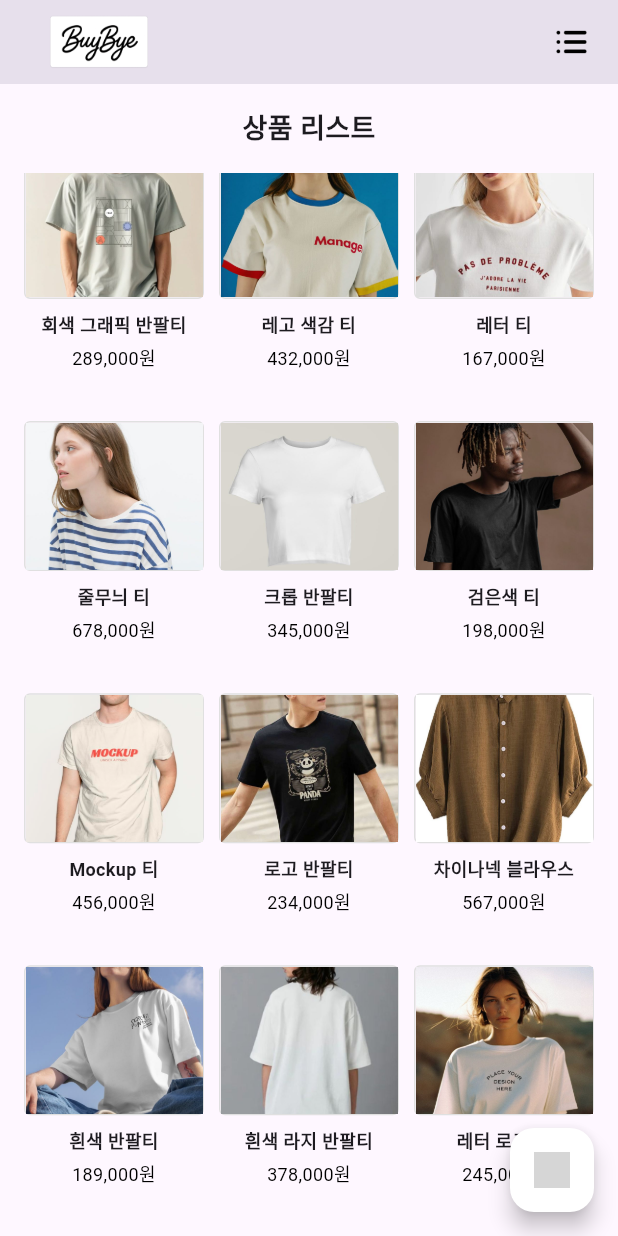
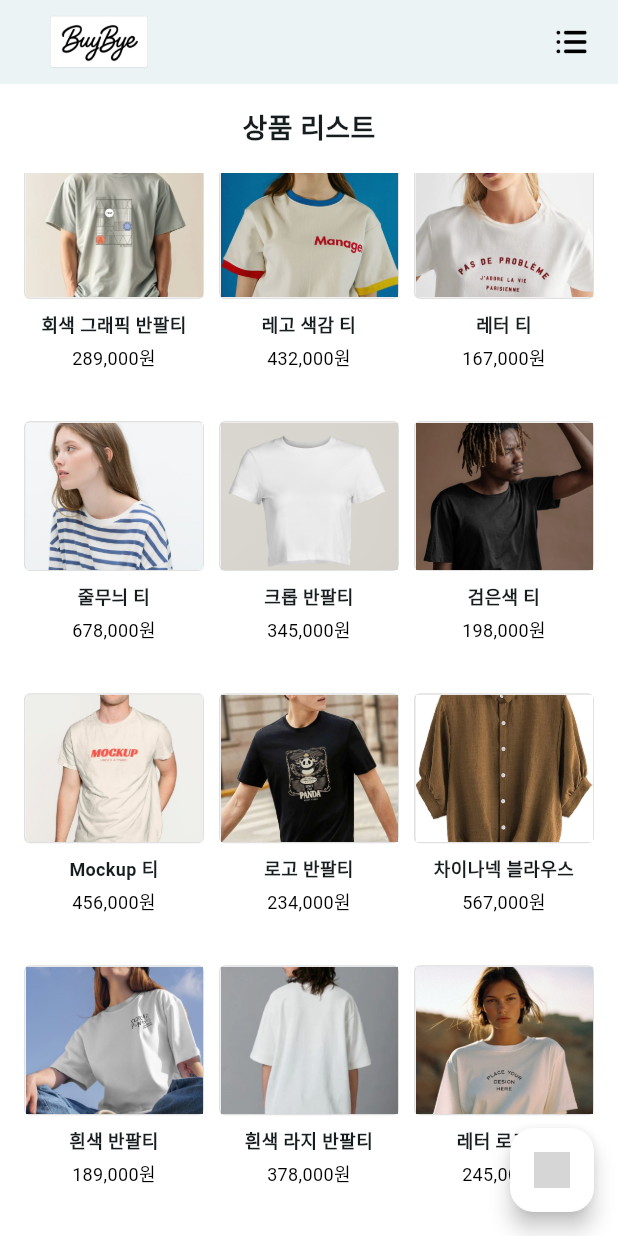
Before and after one commit to Metachive/buybye, a Flutter app: the screen it shows after launch, scrolled down 576 dp, on a phone screen of 412 x 824 dp. Run offline on Flutter 3.47's test engine with Material 3 defaults, Android fonts, the phone set to English and light mode, and no system bars; our stand-ins replace image_picker; grey boxes are pictures that could not be loaded.

Commit message:
fix: 전체 화면 배경 흰색으로 지정

```diff
--- a/lib/main.dart
+++ b/lib/main.dart
@@ -23,7 +23,11 @@
       child: MaterialApp(
         title: 'Flutter Demo',
         theme: ThemeData(
-          colorScheme: ColorScheme.fromSeed(seedColor: Colors.deepPurple),
+          colorScheme: ColorScheme.fromSeed(
+            seedColor: Colors.white,
+            background: Colors.white,
+          ),
+          scaffoldBackgroundColor: Colors.white,
         ),
         home: const Homepage(),
       ),
--- a/lib/widgets/common_app_bar.dart
+++ b/lib/widgets/common_app_bar.dart
@@ -125,6 +125,8 @@
     return AppBar(
       automaticallyImplyLeading: false,
       leading: null,
+      backgroundColor: Colors.white,
+      elevation: 0,
       title: GestureDetector(
         onTap: () {
           Navigator.pushAndRemoveUntil(
```
